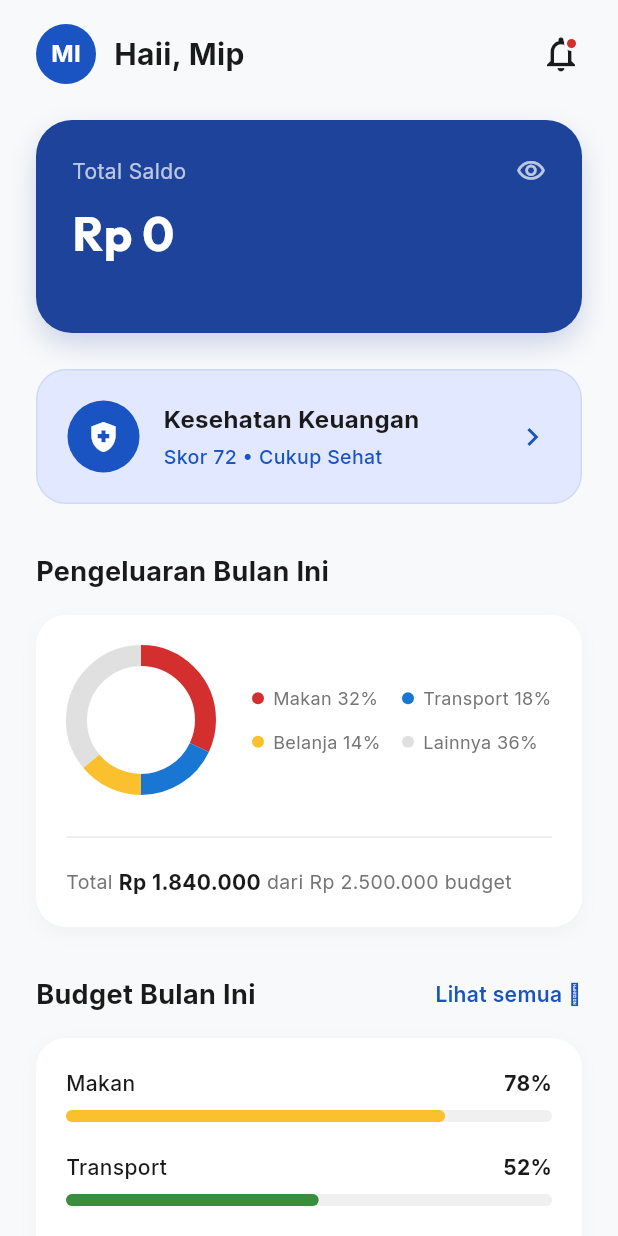
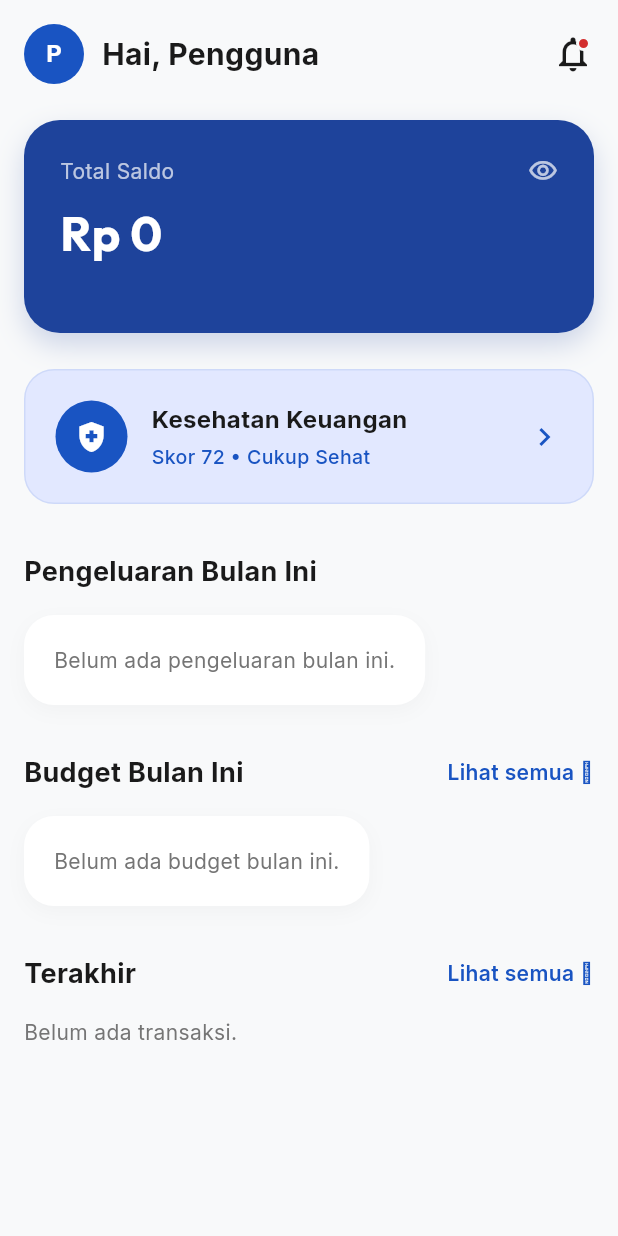
Before and after one commit to Codift05/Nala-CuanManage, a Flutter app: the DashboardScreen screen opened directly, on a phone screen of 412 x 824 dp. Run offline on Flutter 3.47's test engine with Material 3 defaults, Android fonts, the phone set to English and light mode, and no system bars; our stand-ins replace google_fonts, image_picker, shared_preferences; missing offline and left inert: home_widget, telephony; accounts and stored records are empty; network calls fail.

Commit message:
feat(dashboard): render live responsive financial insights
Replace hardcoded profile, chart, and budget values with current API data, add pull-to-refresh, and adapt cards and legends to narrow screens.

```diff
--- a/mobile/lib/screens/dashboard_screen.dart
+++ b/mobile/lib/screens/dashboard_screen.dart
@@ -8,8 +8,11 @@ import 'health_screen.dart';
 import '../services/wallet_service.dart';
 import '../services/transaction_service.dart';
 import '../services/health_service.dart';
+import '../services/budget_service.dart';
+import '../services/auth_service.dart';
 import '../models/wallet.dart';
 import '../models/transaction.dart';
+import '../models/budget.dart';
 import 'budget_screen.dart';
 import 'add_transaction_screen.dart';
 import 'package:telephony/telephony.dart';
@@ -26,6 +29,8 @@ class _DashboardScreenState extends State<DashboardScreen> {
   final WalletService _walletService = WalletService();
   final TransactionService _transactionService = TransactionService();
   final HealthService _healthService = HealthService();
+  final BudgetService _budgetService = BudgetService();
+  final AuthService _authService = AuthService();
 
   bool _isLoading = true;
   double _totalBalance = 0;
@@ -34,8 +39,17 @@ class _DashboardScreenState extends State<DashboardScreen> {
   int _healthScore = 0;
   String _healthStatus = 'Memuat...';
   String _nudgeMessage = '';
+  String _userName = 'Pengguna';
+  List<Budget> _budgets = [];
+  Map<String, double> _expenseByCategory = {};
+  double _monthlyExpense = 0;
+  double _monthlyBudget = 0;
 
-  final NumberFormat _currencyFormat = NumberFormat.currency(locale: 'id_ID', symbol: 'Rp ', decimalDigits: 0);
+  final NumberFormat _currencyFormat = NumberFormat.currency(
+    locale: 'id_ID',
+    symbol: 'Rp ',
+    decimalDigits: 0,
+  );
   final Telephony telephony = Telephony.instance;
 
   @override
@@ -49,7 +63,10 @@ class _DashboardScreenState extends State<DashboardScreen> {
   void _initHomeWidget() {
     HomeWidget.widgetClicked.listen((Uri? uri) {
       if (uri?.host == 'add_transaction' && mounted) {
-        Navigator.push(context, MaterialPageRoute(builder: (_) => const AddTransactionScreen()));
+        Navigator.push(
+          context,
+          MaterialPageRoute(builder: (_) => const AddTransactionScreen()),
+        );
       }
     });
   }
@@ -62,14 +79,20 @@ class _DashboardScreenState extends State<DashboardScreen> {
           onNewMessage: (SmsMessage message) {
             if (!mounted) return;
             String text = message.body?.toLowerCase() ?? '';
-            if (text.contains('berhasil') && (text.contains('gopay') || text.contains('bca'))) {
+            if (text.contains('berhasil') &&
+                (text.contains('gopay') || text.contains('bca'))) {
               ScaffoldMessenger.of(context).showSnackBar(
                 SnackBar(
                   content: const Text('Ada SMS pemotongan dana terdeteksi!'),
                   action: SnackBarAction(
                     label: 'Catat ke Nala',
                     onPressed: () {
-                      Navigator.push(context, MaterialPageRoute(builder: (_) => const AddTransactionScreen()));
+                      Navigator.push(
+                        context,
+                        MaterialPageRoute(
+                          builder: (_) => const AddTransactionScreen(),
+                        ),
+                      );
                     },
                   ),
                   duration: const Duration(seconds: 10),
@@ -81,30 +104,58 @@ class _DashboardScreenState extends State<DashboardScreen> {
         );
       }
     } catch (e) {
-      print('SMS listener error: $e');
+      debugPrint('SMS listener error: $e');
     }
   }
 
   Future<void> _loadData() async {
-    setState(() => _isLoading = true);
+    if (mounted) setState(() => _isLoading = true);
 
     try {
       final wallets = await _walletService.getWallets();
-      final transactions = await _transactionService.getTransactions(limit: 3);
+      final transactions = await _transactionService.getTransactions();
       final healthData = await _healthService.getHealthScore();
+      final now = DateTime.now();
+      final budgets = await _budgetService.getBudgets(
+        month: now.month,
+        year: now.year,
+      );
+      final user = await _authService.getCurrentUser();
 
       double total = 0;
       for (var w in wallets) {
         total += w.balance;
       }
 
+      final monthlyTransactions = transactions.where(
+        (tx) => tx.date.month == now.month && tx.date.year == now.year,
+      );
+      final expenseByCategory = <String, double>{};
+      double monthlyExpense = 0;
+      for (final tx in monthlyTransactions) {
+        if (tx.type != 'EXPENSE') continue;
+        monthlyExpense += tx.amount;
+        final category = tx.categoryId ?? 'Lainnya';
+        expenseByCategory[category] =
+            (expenseByCategory[category] ?? 0) + tx.amount;
+      }
+
+      if (!mounted) return;
+
       setState(() {
         _wallets = wallets;
         _totalBalance = total;
-        _recentTransactions = transactions;
+        _recentTransactions = transactions.take(3).toList();
+        _budgets = budgets;
+        _monthlyBudget = budgets.fold(0.0, (sum, item) => sum + item.amount);
+        _monthlyExpense = monthlyExpense;
+        _expenseByCategory = expenseByCategory;
+        _userName = (user?['name'] as String?)?.trim().isNotEmpty == true
+            ? user!['name'] as String
+            : 'Pengguna';
         if (healthData != null) {
-          _healthScore = healthData['score'];
-          _healthStatus = healthData['status'];
+          _healthScore = (healthData['score'] as num?)?.toInt() ?? 0;
+          _healthStatus = healthData['status'] as String? ?? 'Belum tersedia';
           _nudgeMessage = healthData['nudgeMessage'] ?? '';
         } else {
           _healthScore = 72; // Fallback
@@ -113,8 +164,8 @@ class _DashboardScreenState extends State<DashboardScreen> {
         _isLoading = false;
       });
     } catch (e) {
-      print('Error loading dashboard data: $e');
-      setState(() => _isLoading = false);
+      debugPrint('Error loading dashboard data: $e');
+      if (mounted) setState(() => _isLoading = false);
     }
   }
 
@@ -125,8 +176,14 @@ class _DashboardScreenState extends State<DashboardScreen> {
       body: SafeArea(
         child: _isLoading
             ? const Center(child: CircularProgressIndicator())
-            : SingleChildScrollView(
-                padding: const EdgeInsets.symmetric(horizontal: 24.0, vertical: 16.0),
+            : RefreshIndicator(
+                onRefresh: _loadData,
+                child: SingleChildScrollView(
+                  physics: const AlwaysScrollableScrollPhysics(),
+                  padding: const EdgeInsets.symmetric(
+                    horizontal: 16,
+                    vertical: 16,
+                  ),
                   child: Column(
                     crossAxisAlignment: CrossAxisAlignment.start,
                     children: [
@@ -147,7 +204,9 @@ class _DashboardScreenState extends State<DashboardScreen> {
                       _buildSectionTitle('Budget Bulan Ini', () {
                         Navigator.push(
                           context,
-                        MaterialPageRoute(builder: (_) => const BudgetScreen()),
+                          MaterialPageRoute(
+                            builder: (_) => const BudgetScreen(),
+                          ),
                         );
                       }),
                       const SizedBox(height: 16),
@@ -156,8 +215,9 @@ class _DashboardScreenState extends State<DashboardScreen> {
                       _buildSectionTitle('Terakhir', () {}),
                       const SizedBox(height: 16),
                       _buildRecentTransactions(),
-                    const SizedBox(height: 80), // Extra space for bottom nav
+                      const SizedBox(height: 120),
                     ],
+                  ),
                 ),
               ),
       ),
@@ -165,6 +225,15 @@ class _DashboardScreenState extends State<DashboardScreen> {
   }
 
   Widget _buildHeader() {
+    final parts = _userName
+        .split(RegExp(r'\s+'))
+        .where((part) => part.isNotEmpty)
+        .take(2)
+        .toList();
+    final initials = parts.isEmpty
+        ? 'NA'
+        : parts.map((part) => part[0].toUpperCase()).join();
+
     return Row(
       children: [
         Container(
@@ -176,7 +245,7 @@ class _DashboardScreenState extends State<DashboardScreen> {
           ),
           child: Center(
             child: Text(
-              'MI',
+              initials,
               style: GoogleFonts.inter(
                 color: Colors.white,
                 fontWeight: FontWeight.bold,
@@ -186,18 +255,25 @@ class _DashboardScreenState extends State<DashboardScreen> {
           ),
         ),
         const SizedBox(width: 12),
-        Text(
-          'Haii, Mip',
+        Expanded(
+          child: Text(
+            'Hai, $_userName',
+            maxLines: 1,
+            overflow: TextOverflow.ellipsis,
             style: GoogleFonts.inter(
               fontSize: 20,
               fontWeight: FontWeight.bold,
               color: AppTheme.textPrimary,
             ),
           ),
-        const Spacer(),
+        ),
         Stack(
           children: [
-            const Icon(Icons.notifications_none, size: 28, color: AppTheme.textPrimary),
+            const Icon(
+              Icons.notifications_none,
+              size: 28,
+              color: AppTheme.textPrimary,
+            ),
             Positioned(
               right: 2,
               top: 2,
@@ -223,7 +299,9 @@ class _DashboardScreenState extends State<DashboardScreen> {
       decoration: BoxDecoration(
         color: const Color(0xFFFFF4E5), // Light orange/yellow background
         borderRadius: BorderRadius.circular(16),
-        border: Border.all(color: const Color(0xFFFFB74D).withValues(alpha: 0.3)),
+        border: Border.all(
+          color: const Color(0xFFFFB74D).withValues(alpha: 0.3),
+        ),
       ),
       child: Row(
         children: [
@@ -233,7 +311,11 @@ class _DashboardScreenState extends State<DashboardScreen> {
               color: Color(0xFFFFB74D),
               shape: BoxShape.circle,
             ),
-            child: const Icon(Icons.tips_and_updates, color: Colors.white, size: 20),
+            child: const Icon(
+              Icons.tips_and_updates,
+              color: Colors.white,
+              size: 20,
+            ),
           ),
           const SizedBox(width: 12),
           Expanded(
@@ -280,16 +362,24 @@ class _DashboardScreenState extends State<DashboardScreen> {
                   fontSize: 14,
                 ),
               ),
-              Icon(Icons.visibility_outlined, color: Colors.white.withValues(alpha: 0.7), size: 20),
+              Icon(
+                Icons.visibility_outlined,
+                color: Colors.white.withValues(alpha: 0.7),
+                size: 20,
+              ),
             ],
           ),
           const SizedBox(height: 8),
-          Text(
+          FittedBox(
+            fit: BoxFit.scaleDown,
+            alignment: Alignment.centerLeft,
+            child: Text(
               _currencyFormat.format(_totalBalance),
               style: GoogleFonts.outfit(
                 color: Colors.white,
                 fontSize: 32,
                 fontWeight: FontWeight.bold,
+              ),
             ),
           ),
           const SizedBox(height: 20),
@@ -307,7 +397,8 @@ class _DashboardScreenState extends State<DashboardScreen> {
                 color = Colors.lightBlueAccent;
               }
 
-              String label = '${wallet.name} ${_currencyFormat.format(wallet.balance)}';
+              String label =
+                  '${wallet.name} ${_currencyFormat.format(wallet.balance)}';
               return _buildAccountChip(icon, label, color);
             }).toList(),
           ),
@@ -318,6 +409,9 @@ class _DashboardScreenState extends State<DashboardScreen> {
 
   Widget _buildAccountChip(IconData icon, String label, Color iconColor) {
     return Container(
+      constraints: BoxConstraints(
+        maxWidth: MediaQuery.sizeOf(context).width - 80,
+      ),
       padding: const EdgeInsets.symmetric(horizontal: 12, vertical: 8),
       decoration: BoxDecoration(
         color: Colors.white.withValues(alpha: 0.1),
@@ -329,12 +423,16 @@ class _DashboardScreenState extends State<DashboardScreen> {
         children: [
           Icon(icon, color: iconColor, size: 14),
           const SizedBox(width: 6),
-          Text(
+          Flexible(
+            child: Text(
               label,
+              maxLines: 1,
+              overflow: TextOverflow.ellipsis,
               style: GoogleFonts.inter(
                 color: Colors.white.withValues(alpha: 0.9),
                 fontSize: 12,
                 fontWeight: FontWeight.w500,
+              ),
             ),
           ),
         ],
@@ -344,16 +442,20 @@ class _DashboardScreenState extends State<DashboardScreen> {
 
   Widget _buildSectionTitle(String title, VoidCallback? onSeeAll) {
     return Row(
-      mainAxisAlignment: MainAxisAlignment.spaceBetween,
       children: [
-        Text(
+        Expanded(
+          child: Text(
             title,
+            maxLines: 1,
+            overflow: TextOverflow.ellipsis,
             style: GoogleFonts.inter(
               fontSize: 18,
               fontWeight: FontWeight.bold,
               color: AppTheme.textPrimary,
             ),
           ),
+        ),
+        const SizedBox(width: 12),
         if (onSeeAll != null)
           GestureDetector(
             onTap: onSeeAll,
@@ -371,6 +473,16 @@ class _DashboardScreenState extends State<DashboardScreen> {
   }
 
   Widget _buildExpenseChart() {
+    final entries = _expenseByCategory.entries.toList()
+      ..sort((a, b) => b.value.compareTo(a.value));
+    const colors = [
+      AppTheme.errorColor,
+      AppTheme.infoColor,
+      AppTheme.warningColor,
+      AppTheme.successColor,
+      AppTheme.secondaryColor,
+    ];
+
     return Container(
       padding: const EdgeInsets.all(20),
       decoration: BoxDecoration(
@@ -384,63 +496,82 @@ class _DashboardScreenState extends State<DashboardScreen> {
           ),
         ],
       ),
-      child: Column(
-        children: [
-          Row(
+      child: entries.isEmpty
+          ? Text(
+              'Belum ada pengeluaran bulan ini.',
+              style: GoogleFonts.inter(color: AppTheme.textSecondary),
+            )
+          : Column(
               children: [
                 SizedBox(
-                width: 100,
-                height: 100,
+                  width: 120,
+                  height: 120,
                   child: DonutChart(
-                  strokeWidth: 14,
-                  data: [
-                    DonutChartData(32, AppTheme.errorColor),
-                    DonutChartData(18, AppTheme.infoColor),
-                    DonutChartData(14, AppTheme.warningColor),
-                    DonutChartData(36, AppTheme.neutralColor),
-                  ],
+                    strokeWidth: 15,
+                    data: entries.asMap().entries.map((entry) {
+                      return DonutChartData(
+                        entry.value.value,
+                        colors[entry.key % colors.length],
+                      );
+                    }).toList(),
                   ),
                 ),
-              const SizedBox(width: 24),
-              Expanded(
-                child: Column(
+                const SizedBox(height: 20),
+                LayoutBuilder(
+                  builder: (context, constraints) {
+                    final itemWidth = (constraints.maxWidth - 12) / 2;
+                    return Wrap(
+                      spacing: 12,
+                      runSpacing: 12,
+                      children: entries.asMap().entries.map((entry) {
+                        final percentage = _monthlyExpense > 0
+                            ? (entry.value.value / _monthlyExpense) * 100
+                            : 0.0;
+                        return SizedBox(
+                          width: itemWidth,
+                          child: _buildLegendItem(
+                            colors[entry.key % colors.length],
+                            '${entry.value.key} ${percentage.toStringAsFixed(0)}%',
+                          ),
+                        );
+                      }).toList(),
+                    );
+                  },
+                ),
+                const SizedBox(height: 20),
+                Divider(color: Colors.grey.withValues(alpha: 0.2)),
+                const SizedBox(height: 12),
+                Align(
+                  alignment: Alignment.centerLeft,
+                  child: Wrap(
+                    crossAxisAlignment: WrapCrossAlignment.center,
                     children: [
-                    Row(
-                      children: [
-                        Expanded(child: _buildLegendItem(AppTheme.errorColor, 'Makan 32%')),
-                        Expanded(child: _buildLegendItem(AppTheme.infoColor, 'Transport 18%')),
-                      ],
+                      Text(
+                        'Total ',
+                        style: GoogleFonts.inter(
+                          color: AppTheme.textSecondary,
+                          fontSize: 13,
                         ),
-                    const SizedBox(height: 12),
-                    Row(
-                      children: [
-                        Expanded(child: _buildLegendItem(AppTheme.warningColor, 'Belanja 14%')),
-                        Expanded(child: _buildLegendItem(AppTheme.neutralColor, 'Lainnya 36%')),
-                      ],
                       ),
-                  ],
+                      Text(
+                        _currencyFormat.format(_monthlyExpense),
+                        style: GoogleFonts.inter(
+                          color: AppTheme.textPrimary,
+                          fontSize: 14,
+                          fontWeight: FontWeight.bold,
+                        ),
+                      ),
+                      Text(
+                        _monthlyBudget > 0
+                            ? ' dari ${_currencyFormat.format(_monthlyBudget)} budget'
+                            : ' • belum ada budget',
+                        style: GoogleFonts.inter(
+                          color: AppTheme.textSecondary,
+                          fontSize: 13,
                         ),
                       ),
                     ],
                   ),
-          const SizedBox(height: 20),
-          Divider(color: Colors.grey.withValues(alpha: 0.2)),
-          const SizedBox(height: 12),
-          Row(
-            children: [
-              Text(
-                'Total ',
-                style: GoogleFonts.inter(color: AppTheme.textSecondary, fontSize: 13),
-              ),
-              Text(
-                'Rp 1.840.000',
-                style: GoogleFonts.inter(color: AppTheme.textPrimary, fontSize: 14, fontWeight: FontWeight.bold),
-              ),
-              Text(
-                ' dari Rp 2.500.000 budget',
-                style: GoogleFonts.inter(color: AppTheme.textSecondary, fontSize: 13),
-              ),
-            ],
                 ),
               ],
             ),
@@ -456,11 +587,15 @@ class _DashboardScreenState extends State<DashboardScreen> {
           decoration: BoxDecoration(color: color, shape: BoxShape.circle),
         ),
         const SizedBox(width: 6),
-        Text(
+        Expanded(
+          child: Text(
             label,
+            maxLines: 2,
+            overflow: TextOverflow.ellipsis,
             style: GoogleFonts.inter(
               color: AppTheme.textSecondary,
               fontSize: 12,
+            ),
           ),
         ),
       ],
@@ -481,26 +616,33 @@ class _DashboardScreenState extends State<DashboardScreen> {
           ),
         ],
       ),
-      child: const Column(
-        children: [
+      child: _budgets.isEmpty
+          ? Text(
+              'Belum ada budget bulan ini.',
+              style: GoogleFonts.inter(color: AppTheme.textSecondary),
+            )
+          : Column(
+              children: _budgets.asMap().entries.expand((entry) {
+                final budget = entry.value;
+                final spent = _expenseByCategory[budget.categoryId] ?? 0;
+                final percentage = budget.amount > 0
+                    ? (spent / budget.amount) * 100
+                    : 0.0;
+                final color = percentage > 100
+                    ? AppTheme.errorColor
+                    : percentage >= 75
+                    ? AppTheme.warningColor
+                    : AppTheme.successColor;
+
+                return [
+                  if (entry.key > 0) const SizedBox(height: 20),
                   BudgetProgressBar(
-            label: 'Makan',
-            percentage: 78,
-            activeColor: AppTheme.warningColor,
+                    label: budget.categoryId,
+                    percentage: percentage,
+                    activeColor: color,
                   ),
-          SizedBox(height: 20),
-          BudgetProgressBar(
-            label: 'Transport',
-            percentage: 52,
-            activeColor: AppTheme.successColor,
-          ),
-          SizedBox(height: 20),
-          BudgetProgressBar(
-            label: 'Belanja',
-            percentage: 102,
-            activeColor: AppTheme.errorColor,
-          ),
-        ],
+                ];
+              }).toList(),
             ),
     );
   }
@@ -528,8 +670,12 @@ class _DashboardScreenState extends State<DashboardScreen> {
           int index = entry.key;
           TransactionItem item = entry.value;
 
-          IconData icon = item.type == 'INCOME' ? Icons.arrow_downward : Icons.shopping_bag_outlined;
-          Color color = item.type == 'INCOME' ? AppTheme.successColor : AppTheme.errorColor;
+          IconData icon = item.type == 'INCOME'
+              ? Icons.arrow_downward
+              : Icons.shopping_bag_outlined;
+          Color color = item.type == 'INCOME'
+              ? AppTheme.successColor
+              : AppTheme.errorColor;
           String prefix = item.type == 'INCOME' ? '+' : '-';
 
           return _buildTransactionItem(
@@ -545,11 +691,21 @@ class _DashboardScreenState extends State<DashboardScreen> {
     );
   }
 
-  Widget _buildTransactionItem(IconData icon, String title, String subtitle, String amount, Color amountColor, {bool isLast = false}) {
+  Widget _buildTransactionItem(
+    IconData icon,
+    String title,
+    String subtitle,
+    String amount,
+    Color amountColor, {
+    bool isLast = false,
+  }) {
     return Column(
       children: [
         ListTile(
-          contentPadding: const EdgeInsets.symmetric(horizontal: 20, vertical: 4),
+          contentPadding: const EdgeInsets.symmetric(
+            horizontal: 20,
+            vertical: 4,
+          ),
           leading: Container(
             width: 48,
             height: 48,
@@ -586,7 +742,10 @@ class _DashboardScreenState extends State<DashboardScreen> {
         if (!isLast)
           Padding(
             padding: const EdgeInsets.only(left: 80, right: 20),
-            child: Divider(color: Colors.grey.withValues(alpha: 0.1), height: 1),
+            child: Divider(
+              color: Colors.grey.withValues(alpha: 0.1),
+              height: 1,
+            ),
           ),
       ],
     );
@@ -605,7 +764,9 @@ class _DashboardScreenState extends State<DashboardScreen> {
         decoration: BoxDecoration(
           color: const Color(0xFFE2E8FF), // Light blue tint
           borderRadius: BorderRadius.circular(20),
-          border: Border.all(color: const Color(0xFF1954C2).withValues(alpha: 0.1)),
+          border: Border.all(
+            color: const Color(0xFF1954C2).withValues(alpha: 0.1),
+          ),
         ),
         child: Row(
           children: [
@@ -615,7 +776,11 @@ class _DashboardScreenState extends State<DashboardScreen> {
                 color: Color(0xFF1954C2),
                 shape: BoxShape.circle,
               ),
-              child: const Icon(Icons.health_and_safety, color: Colors.white, size: 24),
+              child: const Icon(
+                Icons.health_and_safety,
+                color: Colors.white,
+                size: 24,
+              ),
             ),
             const SizedBox(width: 16),
             Expanded(
--- a/mobile/lib/widgets/budget_progress_bar.dart
+++ b/mobile/lib/widgets/budget_progress_bar.dart
@@ -19,7 +19,7 @@ class BudgetProgressBar extends StatelessWidget {
   Widget build(BuildContext context) {
     // Determine the color: if percentage > 100, we can force it to red if needed,
     // but we can also just let the caller pass the correct activeColor based on logic.
-    final displayPercent = percentage > 100 ? 100.0 : percentage;
+    final displayPercent = percentage.clamp(0, 100).toDouble();
 
     return Column(
       crossAxisAlignment: CrossAxisAlignment.start,
@@ -32,7 +32,9 @@ class BudgetProgressBar extends StatelessWidget {
               style: GoogleFonts.inter(
                 fontSize: 14,
                 color: const Color(0xFF1A1A1A),
-                fontWeight: percentage > 100 ? FontWeight.bold : FontWeight.w500,
+                fontWeight: percentage > 100
+                    ? FontWeight.bold
+                    : FontWeight.w500,
               ),
             ),
             Text(
```
Lines whose indentation alone changed are shown as unchanged.
